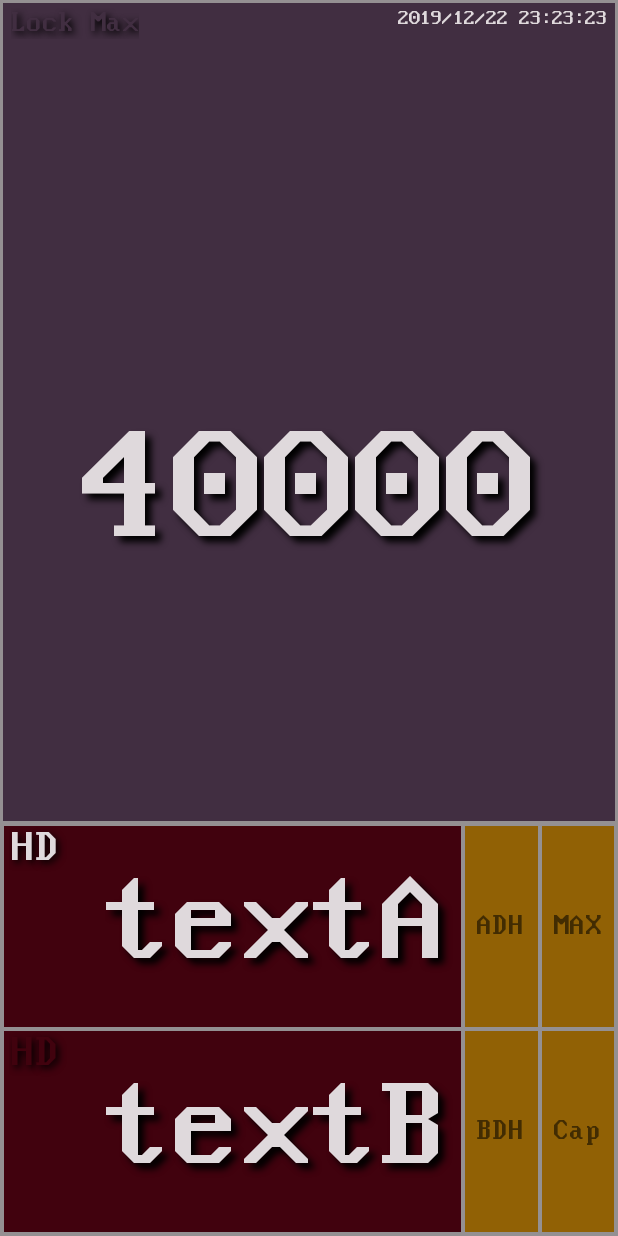
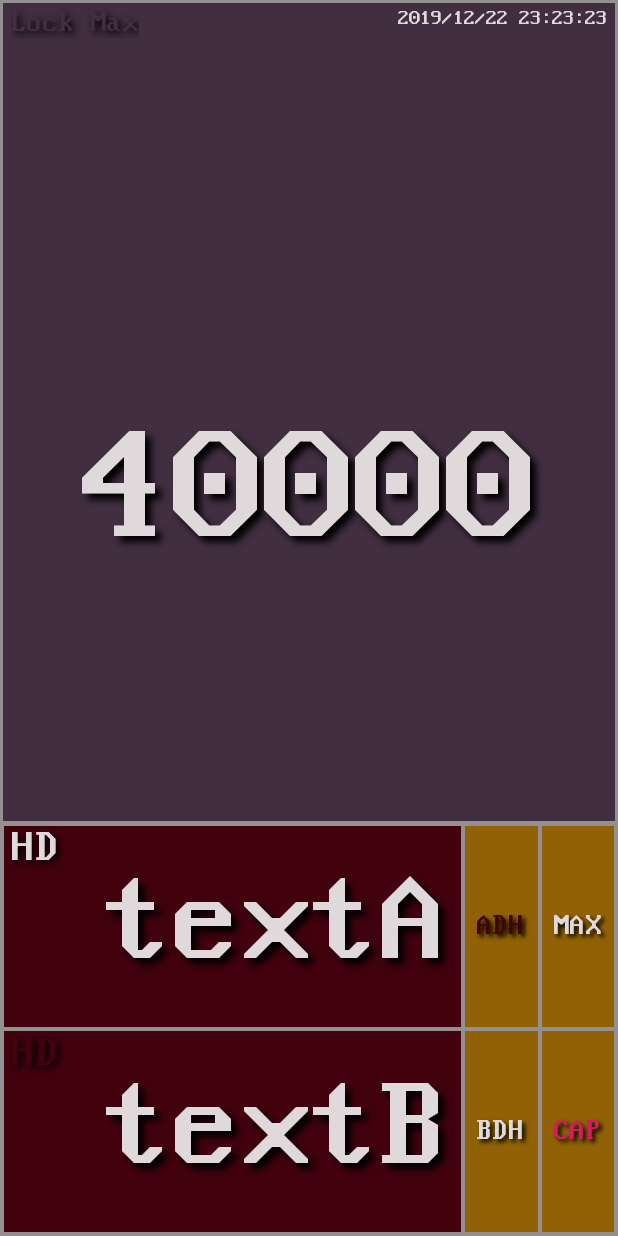
Before and after one commit to kankanla/M20190714_Lux, an Android app: the screen it shows after launch (Main2Activity), after a tap on "ADH", on a phone screen of 412 x 824 dp. Run offline under Robolectric (Android 15) with nearby library versions, the phone set to English and light mode, and no system bars.

Commit message:
20190804

```diff
--- a/app/src/main/java/com/kankanla/e560/m20190714_lux/Main2Activity.java
+++ b/app/src/main/java/com/kankanla/e560/m20190714_lux/Main2Activity.java
@@ -20,6 +20,7 @@ import android.view.WindowManager;
 import android.widget.TextView;
 import android.widget.Toast;
 
+import java.io.File;
 import java.util.ArrayList;
 import java.util.List;
 
@@ -28,7 +29,7 @@ public class Main2Activity extends AppCompatActivity implements LIGHT_Sensor.LIG
     private TextView textView, textViewA, textViewB, menuDate;
     private TextView ButtonA, ButtonB, ButtonMax, ButtonCapture;
     private TextView iconHDA, iconHDB, menuMax;
-    private boolean booleanViewA, booleanViewB, booleanMax;
+    private boolean booleanViewA, booleanViewB, booleanMax, booleanCAP;
     private static final int REQUEST_MEDIA_PROJECTION = 1001;
     private static final int REQUEST_WRITE_EXTERNAL_STORAGE = 2001;
     private MediaProjectionManager mediaProjectionManager;
@@ -92,6 +93,7 @@ public class Main2Activity extends AppCompatActivity implements LIGHT_Sensor.LIG
         booleanViewA = true;
         booleanViewB = true;
         booleanMax = false;
+        booleanCAP = false;
 
         for (TextView v : views) {
             v.setTypeface(Typeface.createFromAsset(getAssets(), "Nouveau_IBM.ttf"));
@@ -109,30 +111,37 @@ public class Main2Activity extends AppCompatActivity implements LIGHT_Sensor.LIG
                 if (booleanViewA) {
                     booleanViewA = false;
                     iconHDA.setTextColor(getResources().getColor(R.color.colorWhite));
+                    ButtonA.setTextColor(getResources().getColor(R.color.colorRED));
                 } else {
                     booleanViewA = true;
                     iconHDA.setTextColor(getResources().getColor(R.color.colorRED));
+                    ButtonA.setTextColor(getResources().getColor(R.color.colorWhite));
                 }
                 break;
             case R.id.ButtonB:
                 if (booleanViewB) {
                     booleanViewB = false;
                     iconHDB.setTextColor(getResources().getColor(R.color.colorWhite));
+                    ButtonB.setTextColor(getResources().getColor(R.color.colorRED));
                 } else {
                     booleanViewB = true;
                     iconHDB.setTextColor(getResources().getColor(R.color.colorRED));
+                    ButtonB.setTextColor(getResources().getColor(R.color.colorWhite));
                 }
                 break;
             case R.id.ButtonMax:
                 if (booleanMax) {
                     booleanMax = false;
                     menuMax.setTextColor(getResources().getColor(R.color.colorGlay2));
+                    ButtonMax.setTextColor(getResources().getColor(R.color.colorWhite));
                 } else {
                     booleanMax = true;
                     menuMax.setTextColor(getResources().getColor(R.color.colorWhite));
+                    ButtonMax.setTextColor(getResources().getColor(R.color.colorGlay2));
                 }
                 break;
             case R.id.ButtonCapture:
+                if (!booleanCAP) {
                     try {
                         storageCheckPermission();
                         if (mediaProjectionManager == null) {
@@ -142,6 +151,7 @@ public class Main2Activity extends AppCompatActivity implements LIGHT_Sensor.LIG
                         }
                     } catch (Exception e) {
 
+                    }
                 }
                 break;
         }
@@ -231,19 +241,24 @@ public class Main2Activity extends AppCompatActivity implements LIGHT_Sensor.LIG
                                 ButtonCapture.post(new Runnable() {
                                     @Override
                                     public void run() {
+                                        booleanCAP = true;
                                         ButtonCapture.setBackgroundColor(getResources().getColor(R.color.colorGlay));
+                                        ButtonCapture.setShadowLayer(0, 0, 0, R.color.colorGlay);
                                         Log.i(T, "colorGlay");
                                     }
                                 });
                             }
 
                             @Override
-                            public void work2() {
+                            public void work2(final File file) {
                                 ButtonCapture.post(new Runnable() {
                                     @Override
                                     public void run() {
+                                        booleanCAP = false;
                                         ButtonCapture.setBackgroundColor(getResources().getColor(R.color.colorYellow));
+                                        ButtonCapture.setShadowLayer(3, 3, 3, R.color.colorGlay3);
                                         Log.i(T, "colorYellow");
+
                                     }
                                 });
                             }
--- a/app/src/main/java/com/kankanla/e560/m20190714_lux/ScreenShot.java
+++ b/app/src/main/java/com/kankanla/e560/m20190714_lux/ScreenShot.java
@@ -112,7 +112,7 @@ public class ScreenShot extends Main2Activity {
             } catch (InterruptedException e) {
                 e.printStackTrace();
             } finally {
-                callback.work2();
+                callback.work2(file);
             }
         }
     }
@@ -120,6 +120,6 @@ public class ScreenShot extends Main2Activity {
     interface ScreenCallback {
         void work1();
 
-        void work2();
+        void work2(File file);
     }
 }
--- a/app/src/main/res/layout/activity_main2.xml
+++ b/app/src/main/res/layout/activity_main2.xml
@@ -9,7 +9,8 @@
         android:layout_width="match_parent"
         android:layout_height="match_parent"
         android:background="@color/colorGlay"
-        android:orientation="vertical">
+        android:orientation="vertical"
+        tools:ignore="UselessParent">
 
         <LinearLayout
             android:layout_width="match_parent"
@@ -215,7 +216,12 @@
                         android:layout_weight="1"
                         android:background="@color/colorYellow"
                         android:gravity="center"
+                        android:shadowColor="@color/colorGlay3"
+                        android:shadowDx="3"
+                        android:shadowDy="3"
+                        android:shadowRadius="3"
                         android:text="ADH"
+                        android:textColor="@color/colorWhite"
                         android:textSize="20sp" />
 
                     <TextView
@@ -226,7 +232,12 @@
                         android:layout_weight="1"
                         android:background="@color/colorYellow"
                         android:gravity="center"
+                        android:shadowColor="@color/colorGlay3"
+                        android:shadowDx="3"
+                        android:shadowDy="3"
+                        android:shadowRadius="3"
                         android:text="MAX"
+                        android:textColor="@color/colorWhite"
                         android:textSize="20sp" />
 
                 </LinearLayout>
@@ -244,7 +255,12 @@
                         android:layout_weight="1"
                         android:background="@color/colorYellow"
                         android:gravity="center"
+                        android:shadowColor="@color/colorGlay3"
+                        android:shadowDx="3"
+                        android:shadowDy="3"
+                        android:shadowRadius="3"
                         android:text="BDH"
+                        android:textColor="@color/colorWhite"
                         android:textSize="20sp" />
 
                     <TextView
@@ -255,7 +271,12 @@
                         android:layout_weight="1"
                         android:background="@color/colorYellow"
                         android:gravity="center"
-                        android:text="Cap"
+                        android:shadowColor="@color/colorGlay3"
+                        android:shadowDx="3"
+                        android:shadowDy="3"
+                        android:shadowRadius="3"
+                        android:text="CAP"
+                        android:textColor="@color/colorAccent"
                         android:textSize="20sp" />
 
                 </LinearLayout>
```
Lines whose indentation alone changed are shown as unchanged.
